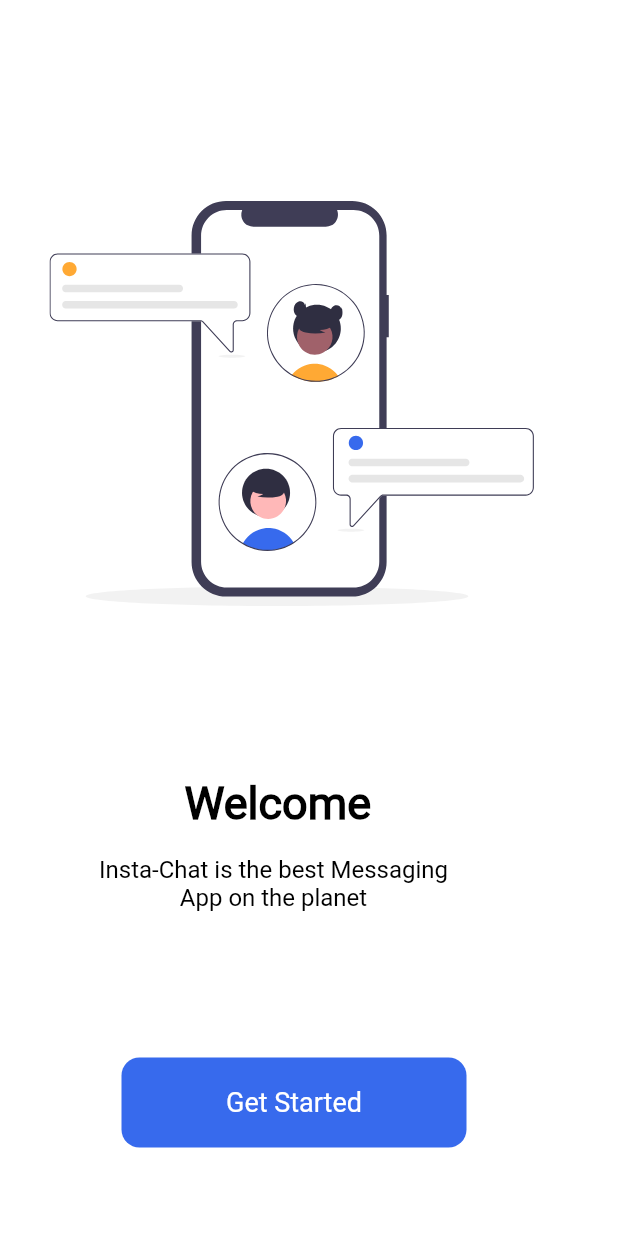
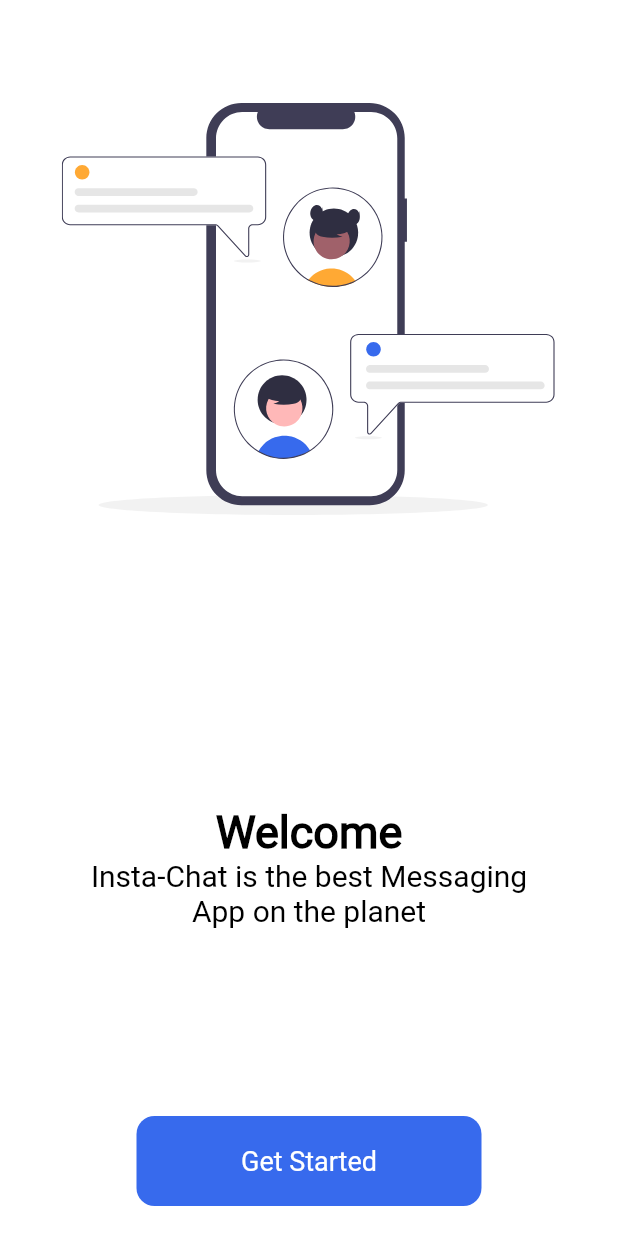
Before and after one commit to HusseinMohamed99/Insta_Chat, a Flutter app: the OnBoardScreen screen opened directly, on a phone screen of 412 x 824 dp. Run offline on Flutter 3.47's test engine with Material 2 defaults, Android fonts, the phone set to English and light mode, and no system bars; our stand-ins replace bloc, cached_network_image, cloud_firestore, dio, firebase_auth, firebase_core and 11 more; missing offline and left inert: flutter_phone_direct_caller; accounts and stored records are empty; network calls fail; Roboto replaces fonts that are missing (Poppins).

Commit message:
Update UI, add log out button, delete account button, and error handling.

```diff
--- a/lib/cubit/main/main_cubit.dart
+++ b/lib/cubit/main/main_cubit.dart
@@ -358,11 +358,11 @@
     myDocument.docs[0].reference.delete();
   }
 
-  void deleteAccount(context) async {
+  void deleteAccount({required buildContext}) async {
     await FirebaseAuth.instance.currentUser!.delete().then((value) async {
       await FirebaseFirestore.instance.collection('users').doc(uId).delete();
       CacheHelper.removeData(key: 'uId');
-      navigateAndFinish(context, const OnBoardScreen());
+      navigateAndFinish(buildContext, const OnBoardScreen());
     });
   }
 }
--- a/lib/cubit/sign_up/sign_up_cubit.dart
+++ b/lib/cubit/sign_up/sign_up_cubit.dart
@@ -66,7 +66,7 @@
       phone: phone,
       uid: uid,
       image:
-          'https://firebasestorage.googleapis.com/v0/b/insta-chat-e6467.appspot.com/o/avatar.svg?alt=media&token=7262ad31-dc1b-416e-b5d9-0f3679643b38',
+          'https://img.freepik.com/free-psd/3d-illustration-person-with-sunglasses_23-2149436188.jpg?w=740&t=st=1698676472~exp=1698677072~hmac=cc82479ff1f2ca3e7720bfb52c550620688b05d13f93a4f5167ae88ca619eab9',
       bio: 'Write a bio...',
       isEmailVerified: false,
     );
--- a/lib/shared/components/constants.dart
+++ b/lib/shared/components/constants.dart
@@ -32,6 +32,7 @@
   double? height,
   double? width,
   double? radius,
+  BoxFit? fit,
 }) {
   return FullScreenWidget(
     child: Center(
@@ -42,7 +43,7 @@
           imageUrl: '$image',
           width: width ?? double.infinity,
           height: height ?? double.infinity,
-          boxFit: BoxFit.fitWidth,
+          boxFit: fit ?? BoxFit.fitWidth,
         ),
       ),
     ),
--- a/lib/shared/components/image_with_shimmer.dart
+++ b/lib/shared/components/image_with_shimmer.dart
@@ -48,7 +48,7 @@
           ),
         );
       },
-      errorWidget: (_, __, ___) => const Icon(Icons.access_alarms_outlined),
+      errorWidget: (_, __, ___) => const Icon(Icons.error),
     );
   }
 }
--- a/lib/shared/components/logout.dart
+++ b/lib/shared/components/logout.dart
@@ -3,13 +3,13 @@
 import 'package:insta_chat/shared/network/cache_helper.dart';
 import 'package:insta_chat/view/signIn/sign_in_view.dart';
 
-void logOut(context) {
+void logOut({required buildContext}) {
   CacheHelper.removeData(
     key: 'uId',
   ).then((value) {
     if (value) {
       FirebaseAuth.instance.signOut();
-      navigateAndFinish(context, const SignInScreen());
+      navigateAndFinish(buildContext, const SignInScreen());
     }
   });
 }
--- a/lib/view/onBoard/on_board_view.dart
+++ b/lib/view/onBoard/on_board_view.dart
@@ -1,11 +1,12 @@
 import 'package:flutter/material.dart';
-import 'package:flutter/services.dart';
 import 'package:flutter_bloc/flutter_bloc.dart';
 import 'package:flutter_svg/flutter_svg.dart';
 import 'package:insta_chat/cubit/main/main_cubit.dart';
 import 'package:insta_chat/cubit/main/main_state.dart';
 import 'package:insta_chat/image_assets.dart';
 import 'package:insta_chat/shared/components/navigator.dart';
+import 'package:insta_chat/utils/color_manager.dart';
+import 'package:insta_chat/utils/font_manager.dart';
 import 'package:insta_chat/view/home/home_view.dart';
 
 class OnBoardScreen extends StatelessWidget {
@@ -13,28 +14,43 @@
 
   @override
   Widget build(BuildContext context) {
+    final double screenHeight = MediaQuery.sizeOf(context).height;
+    final double screenWidth = MediaQuery.sizeOf(context).width;
     return BlocConsumer<MainCubit, MainState>(
       listener: (context, state) {},
       builder: (context, state) {
-        return AnnotatedRegion<SystemUiOverlayStyle>(
-          value: const SystemUiOverlayStyle(
-            statusBarColor: Colors.transparent,
-            statusBarIconBrightness: Brightness.dark,
-            systemNavigationBarColor: Colors.transparent,
-            systemNavigationBarIconBrightness: Brightness.dark,
-          ),
-          child: Scaffold(
+        return Scaffold(
           body: Container(
-              width: double.infinity,
-              height: double.infinity,
+            width: screenWidth,
+            height: screenHeight,
             decoration: const ShapeDecoration(
                 color: Colors.white, shape: RoundedRectangleBorder()),
-              child: Stack(
+            child: Column(
               children: [
-                  Positioned(
-                    left: 81,
-                    top: 705,
-                    child: GestureDetector(
+                SizedBox(
+                  width: screenWidth * .8,
+                  height: screenHeight * .5,
+                  child: SvgPicture.asset(Assets.imagesVector),
+                ),
+                const Spacer(),
+                Text(
+                  'Welcome',
+                  textAlign: TextAlign.center,
+                  style: Theme.of(context).textTheme.headlineLarge!.copyWith(
+                        color: ColorManager.black,
+                        fontWeight: FontWeightManager.bold,
+                      ),
+                ),
+                Text(
+                  'Insta-Chat is the best Messaging\nApp on the planet',
+                  textAlign: TextAlign.center,
+                  style: Theme.of(context)
+                      .textTheme
+                      .titleLarge!
+                      .copyWith(color: ColorManager.black),
+                ),
+                const Spacer(),
+                GestureDetector(
                   onTap: () {
                     MainCubit.get(context).getUserData();
                     navigateTo(
@@ -42,14 +58,6 @@
                       const HomeScreen(),
                     );
                   },
-                      child: SizedBox(
-                        width: 230,
-                        height: 60,
-                        child: Stack(
-                          children: [
-                            Positioned(
-                              left: 0,
-                              top: 0,
                   child: Container(
                     width: 230,
                     height: 60,
@@ -71,52 +79,10 @@
                     ),
                   ),
                 ),
-                          ],
-                        ),
-                      ),
-                    ),
-                  ),
-                  const Positioned(
-                    left: 123,
-                    top: 518,
-                    child: Text(
-                      'Welcome',
-                      textAlign: TextAlign.center,
-                      style: TextStyle(
-                        color: Colors.black,
-                        fontSize: 30,
-                        fontFamily: 'Poppins',
-                        fontWeight: FontWeight.w600,
-                        height: 0,
-                      ),
-                    ),
-                  ),
-                  const Positioned(
-                    left: 66,
-                    top: 570,
-                    child: Text(
-                      'Insta-Chat is the best Messaging\nApp on the planet',
-                      textAlign: TextAlign.center,
-                      style: TextStyle(
-                        color: Colors.black,
-                        fontSize: 16,
-                        fontFamily: 'Poppins',
-                        fontWeight: FontWeight.w400,
-                        height: 0,
-                      ),
-                    ),
-                  ),
-                  Positioned(
-                    left: 33,
-                    top: 107,
-                    child: SizedBox(
-                      width: 324,
-                      height: 324,
-                      child: SvgPicture.asset(Assets.imagesVector),
-                    ),
+                const SizedBox(
+                  height: 20,
                 ),
               ],
-              ),
             ),
           ),
         );
```
Also changed, not shown: lib/shared/components/buttons.dart (+7 -5 lines), lib/view/profile/edit_profile_view.dart (+37 -0 lines). Lines whose indentation alone changed are shown as unchanged.
